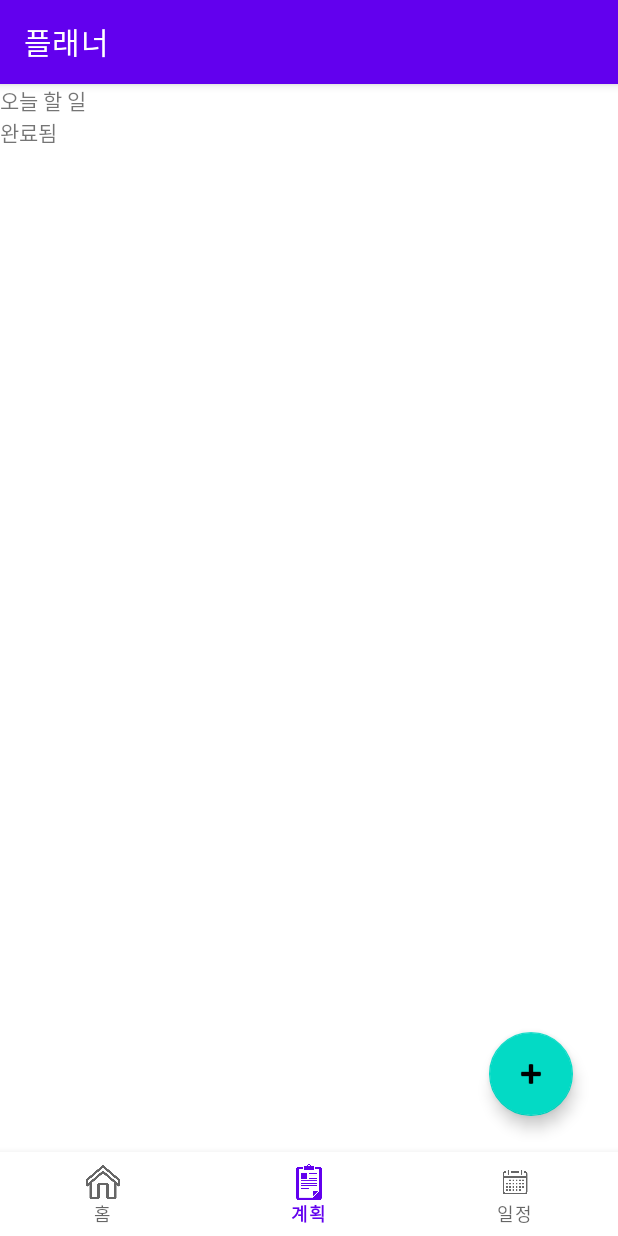
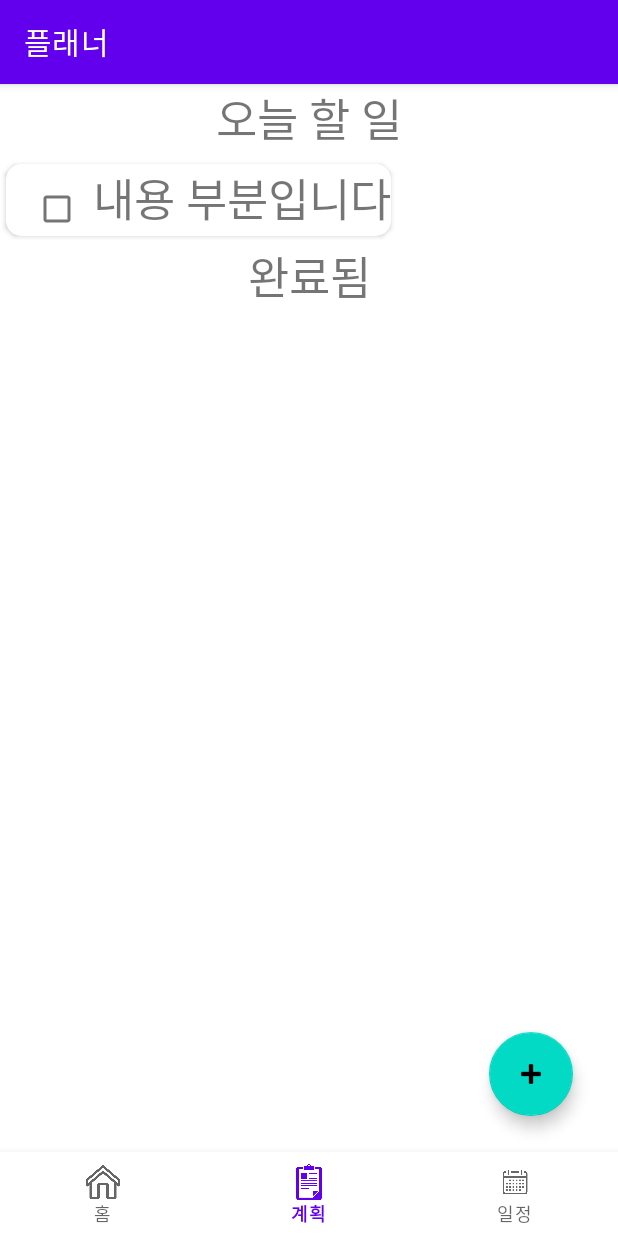
Before and after one commit to chung629/PlannerForPlanman, an Android app: the screen it shows after launch (MainActivity), item 2 of the bottom bar chosen, on a phone screen of 412 x 824 dp. Run offline under Robolectric (Android 15) with nearby library versions, the light colour scheme and no system bars; libraries missing offline, so code that uses them is left out: com.prolificinteractive.materialcalendarview.

Commit message:
add_plan temp complete

```diff
--- /dev/null
+++ b/app/src/main/java/org/chunghyun/plannerforplanman/Add_Plan_Note.java
@@ -0,0 +1,28 @@
+package org.chunghyun.plannerforplanman;
+
+public class Add_Plan_Note {
+
+    boolean isComplete; //완료
+    String content; //내용
+
+    public Add_Plan_Note(boolean isComplete, String content){
+        this.isComplete = isComplete;
+        this.content = content;
+    }
+
+    public boolean isComplete() {
+        return isComplete;
+    }
+
+    public String getContent() {
+        return content;
+    }
+
+    public void setComplete(boolean complete) {
+        isComplete = complete;
+    }
+
+    public void setContent(String content) {
+        this.content = content;
+    }
+}
--- /dev/null
+++ b/app/src/main/java/org/chunghyun/plannerforplanman/Add_Plan_PageAdapter.java
@@ -0,0 +1,75 @@
+package org.chunghyun.plannerforplanman;
+
+import android.view.LayoutInflater;
+import android.view.View;
+import android.view.ViewGroup;
+import android.widget.CheckBox;
+import android.widget.LinearLayout;
+import android.widget.TextView;
+import androidx.annotation.NonNull;
+import androidx.recyclerview.widget.RecyclerView;
+
+import java.util.ArrayList;
+
+public class Add_Plan_PageAdapter extends RecyclerView.Adapter<Add_Plan_PageAdapter.ViewHolder>
+{
+
+    ArrayList<Add_Plan_Note> items = new ArrayList<Add_Plan_Note>();
+    int layoutType = 0;
+
+    @NonNull
+    @Override
+    public ViewHolder onCreateViewHolder(@NonNull ViewGroup viewGroup, int viewType) {
+        LayoutInflater inflater = LayoutInflater.from(viewGroup.getContext());
+        View itemView = inflater.inflate(R.layout.item_add_plan, viewGroup, false);
+
+        return new ViewHolder(itemView, layoutType);
+    }
+
+    @Override
+    public void onBindViewHolder(@NonNull ViewHolder holder, int position) {
+        Add_Plan_Note item = items.get(position);
+        holder.setItem(item);
+        holder.setLayoutType(layoutType);
+    }
+    @Override
+    public int getItemCount() {
+        return items.size();
+    }
+
+    public void addItem(Add_Plan_Note item){
+        items.add(item);
+    }
+
+    public void setItems(ArrayList<Add_Plan_Note> items){
+        this.items = items;
+    }
+
+    public Add_Plan_Note getItem(int position){
+        return items.get(position);
+    }
+
+    static class ViewHolder extends RecyclerView.ViewHolder{
+        LinearLayout layout2;
+
+        CheckBox isComplete;
+        TextView content;
+
+        public ViewHolder(View itemView, int layoutType){
+            super(itemView);
+            layout2 = itemView.findViewById(R.id.layout2);
+            isComplete = itemView.findViewById(R.id.isComplete);
+            content = itemView.findViewById(R.id.todaycontent);
+        }
+
+        public void setItem(Add_Plan_Note item){
+            isComplete.setChecked(item.isComplete());
+            content.setText(item.getContent());
+        }
+        public void setLayoutType(int layoutType){
+            if(layoutType == 0)
+                layout2.setVisibility(View.VISIBLE);
+        }
+    }
+
+}
--- a/app/src/main/java/org/chunghyun/plannerforplanman/Fragment_addPlanPage.java
+++ b/app/src/main/java/org/chunghyun/plannerforplanman/Fragment_addPlanPage.java
@@ -3,18 +3,24 @@ package org.chunghyun.plannerforplanman;
 import android.os.Bundle;
 
 import androidx.fragment.app.Fragment;
+import androidx.recyclerview.widget.LinearLayoutManager;
+import androidx.recyclerview.widget.RecyclerView;
 
 import android.view.LayoutInflater;
 import android.view.View;
 import android.view.ViewGroup;
 
+import com.google.android.material.floatingactionbutton.FloatingActionButton;
+
 public class Fragment_addPlanPage extends Fragment {
+
+    RecyclerView recyclerView2;
+    Add_Plan_PageAdapter adapter;
 
     @Override
     public void onCreate(Bundle savedInstanceState) {
         super.onCreate(savedInstanceState);
     }
-
     @Override
     public View onCreateView(LayoutInflater inflater, ViewGroup container,
                              Bundle savedInstanceState) {
@@ -23,6 +29,19 @@ public class Fragment_addPlanPage extends Fragment {
         return rootView;
     }
     private void initUI(ViewGroup rootView){
+        recyclerView2 = rootView.findViewById(R.id.recyclerview2);
+        LinearLayoutManager layoutManager = new LinearLayoutManager(getContext());
+        recyclerView2.setLayoutManager(layoutManager);
+        adapter = new Add_Plan_PageAdapter();
+        FloatingActionButton fab = (FloatingActionButton) rootView.findViewById(R.id.fab);
+        fab.setOnClickListener(new View.OnClickListener() {
+            @Override
+            public void onClick(View v) {
 
+            }
+        });
+        //test 메시지
+        adapter.addItem(new Add_Plan_Note(false, "내용 부분입니다"));
+        recyclerView2.setAdapter(adapter);
     }
 }
--- a/app/src/main/res/layout/fragment_add_plan_page.xml
+++ b/app/src/main/res/layout/fragment_add_plan_page.xml
@@ -15,7 +15,9 @@
             android:id="@+id/textView3"
             android:layout_width="match_parent"
             android:layout_height="wrap_content"
-            android:text="오늘 할 일" />
+            android:text="오늘 할 일"
+            android:textSize="30sp"
+            android:textAlignment="center"/>
 
         <ScrollView
             android:layout_width="match_parent"
@@ -27,6 +29,7 @@
                 android:orientation="vertical">
 
                 <androidx.recyclerview.widget.RecyclerView
+                    android:id="@+id/recyclerview2"
                     android:layout_width="match_parent"
                     android:layout_height="wrap_content">
 
@@ -34,9 +37,11 @@
 
                 <TextView
                     android:id="@+id/textView5"
-                    android:layout_width="wrap_content"
+                    android:layout_width="match_parent"
                     android:layout_height="wrap_content"
-                    android:text="완료됨" />
+                    android:text="완료됨"
+                    android:textSize="30sp"
+                    android:textAlignment="center"/>
             </LinearLayout>
         </ScrollView>
 
--- a/app/src/main/res/layout/item_add_plan.xml
+++ b/app/src/main/res/layout/item_add_plan.xml
@@ -1,6 +1,32 @@
 <?xml version="1.0" encoding="utf-8"?>
-<androidx.constraintlayout.widget.ConstraintLayout
-    xmlns:android="http://schemas.android.com/apk/res/android" android:layout_width="match_parent"
-    android:layout_height="match_parent">
+<androidx.cardview.widget.CardView xmlns:android="http://schemas.android.com/apk/res/android"
+    xmlns:app="http://schemas.android.com/apk/res-auto"
+    android:layout_height="wrap_content"
+    android:layout_width="wrap_content"
+    android:layout_marginTop="8dp"
+    android:layout_marginLeft="4dp"
+    android:layout_marginRight="4dp"
+    android:layout_marginBottom="4dp"
+    app:cardCornerRadius="10dp">
 
-</androidx.constraintlayout.widget.ConstraintLayout>
+    <LinearLayout
+        android:id="@+id/layout2"
+        android:layout_width="match_parent"
+        android:layout_height="wrap_content"
+        android:orientation="horizontal"
+        android:visibility="visible">
+    <CheckBox
+        android:id="@+id/isComplete"
+        android:layout_width="wrap_content"
+        android:layout_height="wrap_content"
+        android:layout_marginLeft="10dp" />
+
+    <TextView
+        android:id="@+id/todaycontent"
+        android:layout_width="match_parent"
+        android:layout_height="match_parent"
+        android:layout_weight="1"
+        android:text="test"
+        android:textSize="30sp" />
+    </LinearLayout>
+</androidx.cardview.widget.CardView>
```
